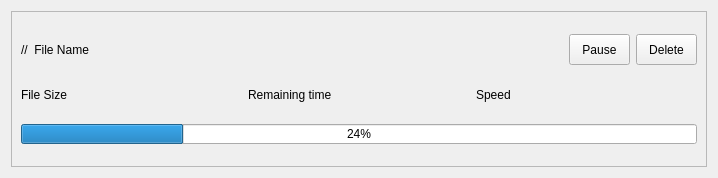
The window that src/DownloadItemWidget.ui (L-Super/FlowD) describes before a commit, drawn with Qt 5.
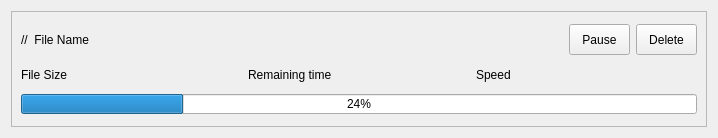
The same window after the commit.

```diff
--- a/src/DownloadItemWidget.ui
+++ b/src/DownloadItemWidget.ui
@@ -7,7 +7,7 @@
     <x>0</x>
     <y>0</y>
     <width>718</width>
-    <height>178</height>
+    <height>138</height>
    </rect>
   </property>
   <property name="windowTitle">
```
